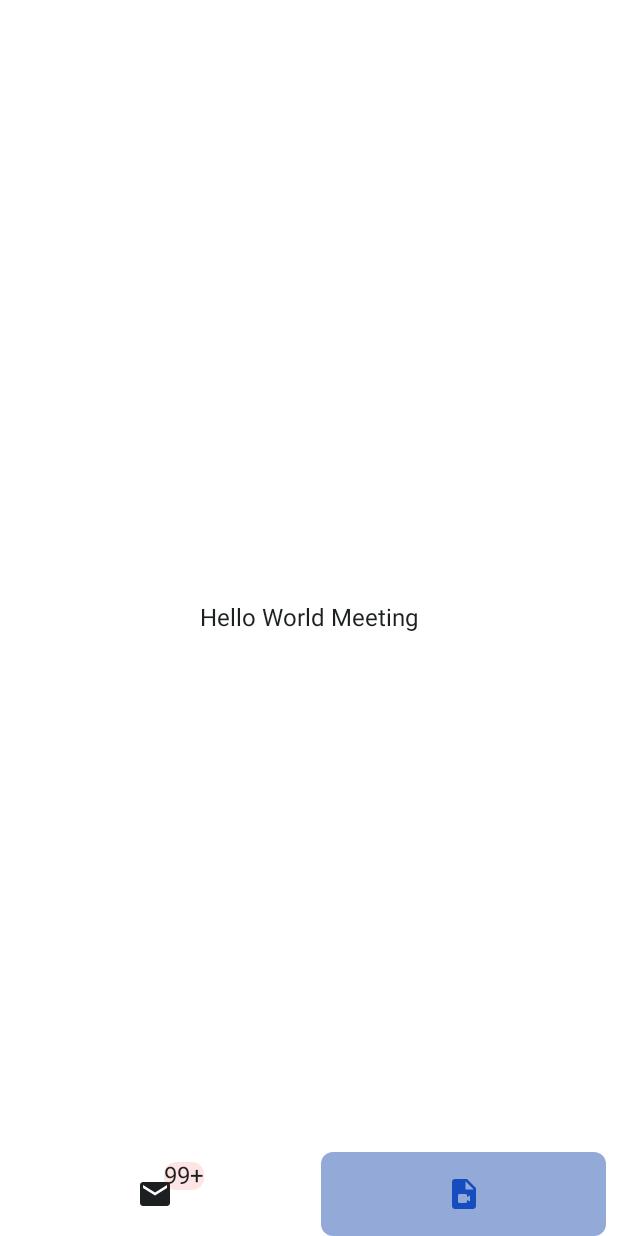
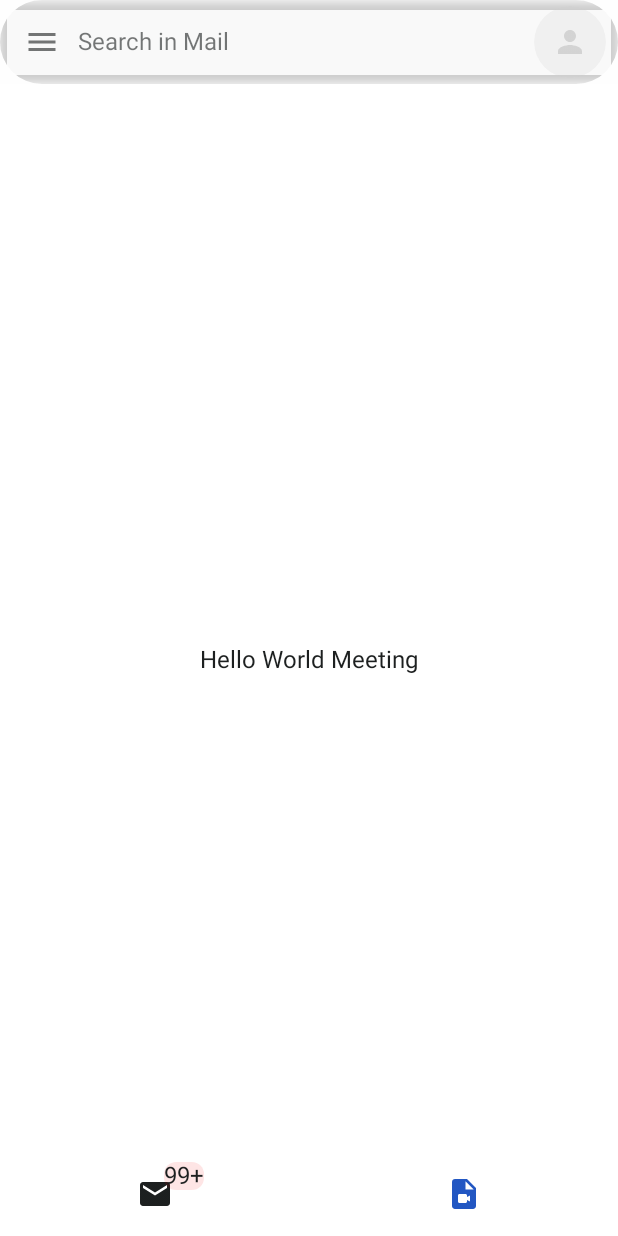
Before and after one commit to stephenWanjala/Gmail_Ui, an Android app built with Jetpack Compose: the screen it shows after launch (MainActivity), item 2 of the bottom bar chosen, on a phone screen of 412 x 824 dp. Run offline under Robolectric (Android 15) with nearby library versions, the phone set to English and light mode, and no system bars; our stand-ins replace Dagger/Hilt's generated code.

Commit message:
add an app bar

```diff
--- a/app/src/main/java/com/wantech/gmailui/feature_homeMail/presentation/HomeMailScreen.kt
+++ b/app/src/main/java/com/wantech/gmailui/feature_homeMail/presentation/HomeMailScreen.kt
@@ -6,6 +6,10 @@ import androidx.compose.foundation.layout.fillMaxWidth
 import androidx.compose.foundation.layout.padding
 import androidx.compose.foundation.lazy.LazyColumn
 import androidx.compose.runtime.Composable
+import androidx.compose.runtime.mutableStateOf
+import androidx.compose.runtime.remember
+import androidx.compose.runtime.setValue
+import androidx.compose.runtime.getValue
 import androidx.compose.ui.Modifier
 import androidx.compose.ui.unit.dp
 import androidx.navigation.NavHostController
@@ -15,21 +19,24 @@ import java.time.LocalDateTime.now
 @RequiresApi(Build.VERSION_CODES.O)
 @Composable
 fun HomeMailScreen(navController: NavHostController) {
-
+var isMailStarred  by remember {
+    mutableStateOf( false)
+}
 
     LazyColumn(
         modifier = Modifier
             .padding(bottom = 64.dp)
             .fillMaxWidth()
     ) {
-        items(21) {
+        item {
             MailListItem(
                 onclickProfile = { /*TODO*/ },
-                onclickStarred = { /*TODO*/ },
-                senderName = "wanjala stephen$it",
+                onclickStarred = { isMailStarred =!isMailStarred },
+                senderName = "Mail userName$",
                 subjectOfMail = "This is the subject of this email r just not much imp",
                 bodyOfMail = "The body the email ,just a test body nothing much here see",
-                time = "${now().hour} :${now().minute - it} ${if (now().hour >= 12) "Pm" else "Am"}"
+                time = "${now().hour} :${kotlin.math.abs(now().minute)} ${if (now().hour >= 12) "Pm" else "Am"}",
+                mailStarred = isMailStarred
             )
         }
     }
--- a/app/src/main/java/com/wantech/gmailui/feature_homeMail/presentation/MainActivity.kt
+++ b/app/src/main/java/com/wantech/gmailui/feature_homeMail/presentation/MainActivity.kt
@@ -4,6 +4,7 @@ import android.os.Bundle
 import androidx.activity.ComponentActivity
 import androidx.activity.compose.setContent
 import androidx.compose.foundation.layout.fillMaxSize
+import androidx.compose.foundation.layout.fillMaxWidth
 import androidx.compose.material.MaterialTheme
 import androidx.compose.material.Scaffold
 import androidx.compose.material.Surface
@@ -11,9 +12,15 @@ import androidx.compose.material.icons.Icons
 import androidx.compose.material.icons.filled.Mail
 import androidx.compose.material.icons.filled.VideoFile
 import androidx.compose.material.rememberScaffoldState
+import androidx.compose.runtime.getValue
+import androidx.compose.runtime.mutableStateOf
+import androidx.compose.runtime.remember
+import androidx.compose.runtime.setValue
 import androidx.compose.ui.Modifier
 import androidx.navigation.compose.rememberNavController
 import com.wantech.gmailui.feature_homeMail.presentation.components.BottomNavigationBar
+import com.wantech.gmailui.feature_homeMail.presentation.components.TheTopBar
+import com.wantech.gmailui.feature_homeMail.presentation.util.AppBarItem
 import com.wantech.gmailui.feature_homeMail.presentation.util.MenuItem
 import com.wantech.gmailui.feature_homeMail.presentation.util.Screen
 import com.wantech.gmailui.ui.theme.GmailUiTheme
@@ -34,9 +41,27 @@ class MainActivity : ComponentActivity() {
 
                     val scaffoldState = rememberScaffoldState()
 //                    val scope = rememberCoroutineScope()
+                    var isMeet by remember(key1 = navController.currentDestination) {
+                        mutableStateOf(navController.currentDestination?.route == Screen.MeetScreen.route)
+                    }
 
                     Scaffold(
                         scaffoldState = scaffoldState,
+                        topBar = {
+
+                            TheTopBar(
+                                modifier = Modifier.fillMaxWidth(),
+                                appBarItem = AppBarItem(
+                                    description = "nav icon"
+                                ),
+                                onClickNavigationIcon = { /*TODO*/ },
+                                onCLickHintText = { /*TODO*/ },
+                                onClickProfileIcon = {},
+                                meetScreen = isMeet
+                            )
+
+
+                        },
                         bottomBar = {
                             BottomNavigationBar(
                                 bottomNavItems = listOf(
@@ -58,7 +83,10 @@ class MainActivity : ComponentActivity() {
                                 ),
                                 navHostController = navController,
                                 onItemClick = { menuItem ->
-                                    navController.navigate(menuItem.route)
+                                    navController.navigate(menuItem.route) {
+//                                        navController.popBackStack()
+                                        this.popUpTo(menuItem.route)
+                                    }
                                 }
                             )
                         }
--- a/app/src/main/java/com/wantech/gmailui/feature_homeMail/presentation/components/BottomNavigationBar.kt
+++ b/app/src/main/java/com/wantech/gmailui/feature_homeMail/presentation/components/BottomNavigationBar.kt
@@ -45,12 +45,12 @@ fun BottomNavigationBar(
                 unselectedContentColor = MaterialTheme.colors.onSurface,
                 modifier = Modifier
                     .padding(horizontal = 8.dp)
-                    .background(
+/*                   .background(
                         color = if (selected) {
                             if (isSystemInDarkTheme()) NavNight else NavLight
                         } else Color.Unspecified,
                         shape = RoundedCornerShape(8.dp)
-                    ),
+                    ), */,
                 icon = {
                     Column(
                         horizontalAlignment = Alignment.CenterHorizontally,
--- a/app/src/main/java/com/wantech/gmailui/feature_homeMail/presentation/components/MailListItem.kt
+++ b/app/src/main/java/com/wantech/gmailui/feature_homeMail/presentation/components/MailListItem.kt
@@ -13,7 +13,8 @@ import androidx.compose.material.Text
 import androidx.compose.material.icons.Icons
 import androidx.compose.material.icons.filled.Person
 import androidx.compose.material.icons.filled.Star
-import androidx.compose.runtime.Composable
+import androidx.compose.material.icons.filled.StarOutline
+import androidx.compose.runtime.*
 import androidx.compose.ui.Alignment
 import androidx.compose.ui.Modifier
 import androidx.compose.ui.draw.clip
@@ -27,12 +28,14 @@ fun MailListItem(
     modifier: Modifier = Modifier,
     onclickProfile: () -> Unit,
     onclickStarred: () -> Unit,
-    senderName:String,
+    senderName: String,
     subjectOfMail: String,
-    bodyOfMail:String,
-    time:String
+    bodyOfMail: String,
+    time: String,
+    mailStarred: Boolean =false
 
 ) {
+
     Row(
         modifier = modifier
             .fillMaxWidth()
@@ -47,10 +50,11 @@ fun MailListItem(
         Spacer(modifier = Modifier.width(8.dp))
         NameAndTime(
             userName = senderName,
-            subjectOfMail=subjectOfMail,
+            subjectOfMail = subjectOfMail,
             timeSent = time,
             onclickStarred = onclickStarred,
-            mailBody = bodyOfMail
+            mailBody = bodyOfMail,
+            mailStarred = mailStarred
         )
 
     }
@@ -83,7 +87,8 @@ fun NameAndTime(
     subjectOfMail: String,
     mailBody: String,
     timeSent: String,
-    onclickStarred: () -> Unit
+    onclickStarred: () -> Unit,
+    mailStarred:Boolean
 ) {
     Column(
         modifier = Modifier
@@ -137,9 +142,12 @@ fun NameAndTime(
                     overflow = TextOverflow.Ellipsis,
                 )
             }
-            IconButton(onClick = { onclickStarred() }) {
+            IconButton(onClick = {
+                onclickStarred()
+
+            }) {
                 Icon(
-                    imageVector = Icons.Default.Star,
+                    imageVector = if (mailStarred) Icons.Default.Star else Icons.Default.StarOutline,
                     contentDescription = "starred",
 
                     )
--- /dev/null
+++ b/app/src/main/java/com/wantech/gmailui/feature_homeMail/presentation/components/NavigationDrawer.kt
@@ -0,0 +1,14 @@
+package com.wantech.gmailui.feature_homeMail.presentation.components
+
+import androidx.compose.runtime.Composable
+import androidx.compose.ui.Modifier
+import com.wantech.gmailui.feature_homeMail.presentation.util.MenuItem
+
+@Composable
+fun NavigationDrawer(
+    modifier: Modifier,
+    drawerMenuItems:List<MenuItem>,
+
+) {
+
+}
--- /dev/null
+++ b/app/src/main/java/com/wantech/gmailui/feature_homeMail/presentation/components/TheTopBar.kt
@@ -0,0 +1,68 @@
+package com.wantech.gmailui.feature_homeMail.presentation.components
+
+import androidx.compose.foundation.background
+import androidx.compose.foundation.clickable
+import androidx.compose.foundation.isSystemInDarkTheme
+import androidx.compose.foundation.layout.*
+import androidx.compose.foundation.shape.CircleShape
+import androidx.compose.foundation.shape.RoundedCornerShape
+import androidx.compose.material.Icon
+import androidx.compose.material.IconButton
+import androidx.compose.material.Text
+import androidx.compose.material.TopAppBar
+import androidx.compose.runtime.Composable
+import androidx.compose.ui.Modifier
+import androidx.compose.ui.draw.clip
+import androidx.compose.ui.graphics.Color
+import androidx.compose.ui.unit.dp
+import com.wantech.gmailui.feature_homeMail.presentation.util.AppBarItem
+
+@Composable
+fun TheTopBar(
+    modifier: Modifier,
+    appBarItem: AppBarItem,
+    onClickNavigationIcon: () -> Unit,
+    onCLickHintText: () -> Unit,
+    onClickProfileIcon: () -> Unit,
+    meetScreen: Boolean
+) {
+
+    TopAppBar(
+        modifier = modifier
+            .fillMaxWidth()
+            .clip(RoundedCornerShape(50)),
+        backgroundColor = if (isSystemInDarkTheme()) Color.DarkGray else Color.LightGray.copy(alpha = 0.1f),
+
+
+        ) {
+        IconButton(onClick = { onClickNavigationIcon() }, modifier = Modifier) {
+            Icon(imageVector = appBarItem.navIcon, contentDescription = appBarItem.description)
+        }
+
+        Text(text = if (meetScreen) "meet" else appBarItem.searchHint,
+            modifier = if (meetScreen) Modifier.fillMaxWidth(1f) else Modifier
+                .clickable { onCLickHintText() }
+                .weight(1f)
+        )
+
+        Spacer(modifier = Modifier.width(16.dp))
+        IconButton(
+            onClick = { onClickProfileIcon() },
+            modifier = Modifier
+                .width(40.dp)
+                .height(40.dp)
+                .padding(end = 16.dp)
+                .clip(CircleShape)
+                .background(
+                    color = if (isSystemInDarkTheme()) Color.Gray else Color.LightGray.copy(alpha = 0.2f),
+                    shape = CircleShape
+                )
+        ) {
+            Icon(
+                imageVector = appBarItem.profileIcon, contentDescription = "profile",
+                tint = if (isSystemInDarkTheme()) Color.DarkGray else Color.LightGray.copy(alpha = 0.8f)
+            )
+        }
+
+    }
+}
--- /dev/null
+++ b/app/src/main/java/com/wantech/gmailui/feature_homeMail/presentation/util/AppBarItem.kt
@@ -0,0 +1,14 @@
+package com.wantech.gmailui.feature_homeMail.presentation.util
+
+import androidx.compose.material.icons.Icons
+import androidx.compose.material.icons.filled.Menu
+import androidx.compose.material.icons.filled.Navigation
+import androidx.compose.material.icons.filled.Person
+import androidx.compose.ui.graphics.vector.ImageVector
+
+data class AppBarItem(
+    val navIcon:ImageVector =Icons.Default.Menu,
+    val searchHint:String ="Search in Mail",
+    val profileIcon:ImageVector = Icons.Default.Person,
+    val description:String
+)
```
